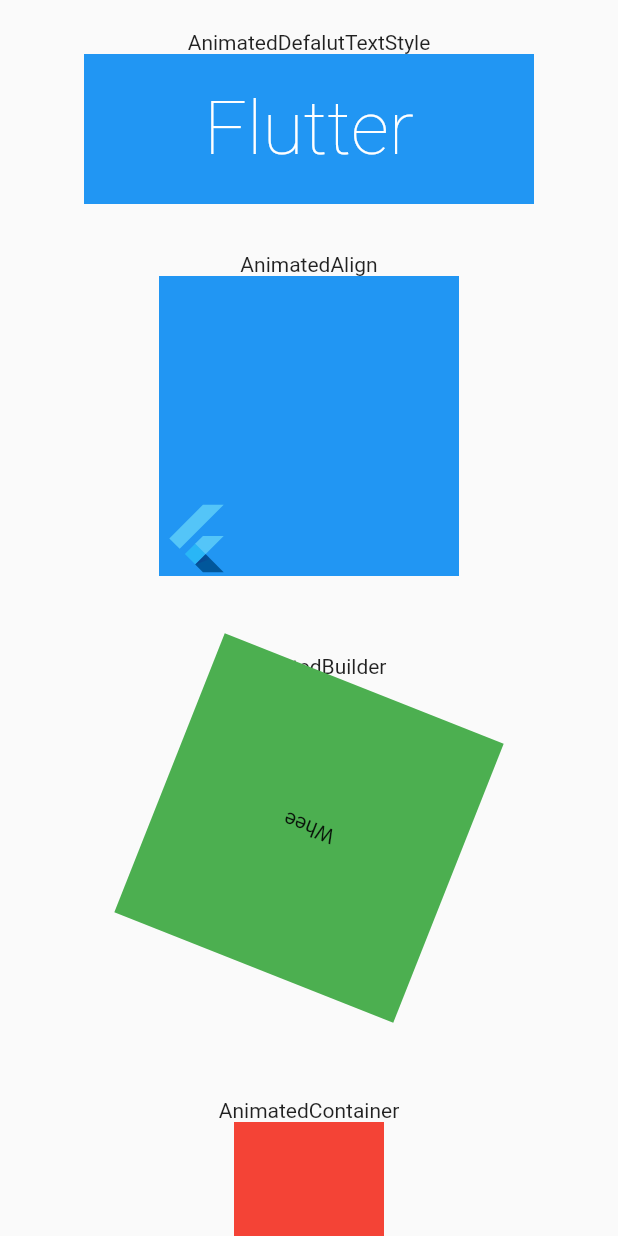
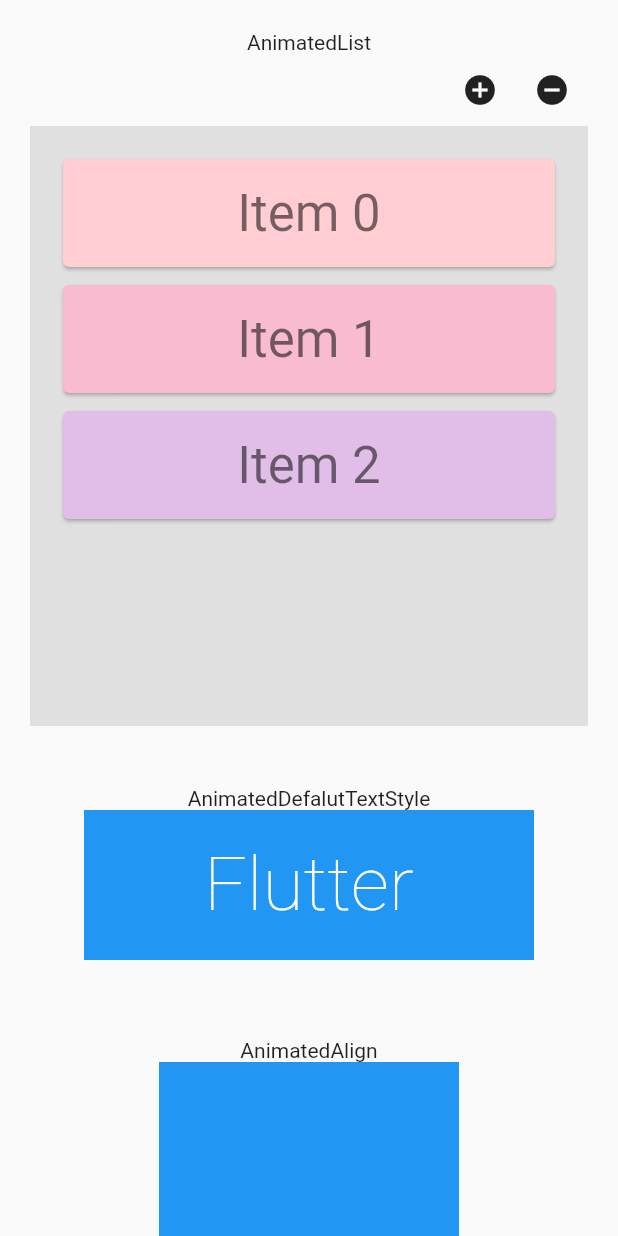
Before and after one commit to devmoonho/flutter_design, a Flutter app: the screen it shows after launch, on a phone screen of 412 x 824 dp. Run offline on Flutter 3.47's test engine with Material 2 defaults, Android fonts, the phone set to English and light mode, and no system bars.

Commit message:
animatedList 추가

```diff
--- a/lib/pages/animation_page.dart
+++ b/lib/pages/animation_page.dart
@@ -3,6 +3,7 @@ import 'package:design/pages/widgets/myanimated_builder.dart';
 import 'package:design/pages/widgets/myanimated_container.dart';
 import 'package:design/pages/widgets/myanimated_crossfade.dart';
 import 'package:design/pages/widgets/myanimated_defaluttextstyle.dart';
+import 'package:design/pages/widgets/myanimated_list.dart';
 import 'package:flutter/material.dart';
 
 typedef Callback = void Function(dynamic value);
@@ -32,13 +33,15 @@ class _AnimationPageState extends State<AnimationPage> {
         child: SingleChildScrollView(
           physics: BouncingScrollPhysics(),
           child: Column(
+            mainAxisAlignment: MainAxisAlignment.spaceBetween,
             children: [
+              MyAnimatedList(),
               MyAnimatedDefalutTextStyle(refresh: refresh, selected: selectedDefalutTextStyle),
               MyAnimatedAlign(refresh: refresh, selected: selectedAlign),
               MyAnimatedBuilder(),
               MyAnimatedContainer(refresh: refresh, selected: selectedContainer),
               MyAnimatedCrossFade(refresh: refresh, selected: selectedCrossFade),
-            ],
+            ].map((e) => Padding(padding: const EdgeInsets.all(20), child: e)).toList(),
           ),
         ),
       ),
--- a/lib/pages/widgets/myanimated_align.dart
+++ b/lib/pages/widgets/myanimated_align.dart
@@ -19,12 +19,12 @@ class _MyAnimatedAlignState extends State<MyAnimatedAlign> {
 
   @override
   Widget build(BuildContext context) {
-    return GestureDetector(
-      onTap: () {
-        widget.refresh({MyAnimatedAlign: !widget.selected});
-      },
-      child: Padding(
-        padding: const EdgeInsets.all(12.0),
+    return Padding(
+      padding: const EdgeInsets.all(12.0),
+      child: GestureDetector(
+        onTap: () {
+          widget.refresh({MyAnimatedAlign: !widget.selected});
+        },
         child: Column(
           children: [
             Text('AnimatedAlign'),
--- a/lib/pages/widgets/myanimated_builder.dart
+++ b/lib/pages/widgets/myanimated_builder.dart
@@ -20,9 +20,7 @@ class _MyAnimatedBuilder extends State<MyAnimatedBuilder> with TickerProviderSta
 
   @override
   Widget build(BuildContext context) {
-    return Padding(
-      padding: const EdgeInsets.all(40.0),
-      child: Column(
+    return Column(
       children: [
         Text('AnimatedBuilder'),
         AnimatedBuilder(
@@ -43,7 +41,6 @@ class _MyAnimatedBuilder extends State<MyAnimatedBuilder> with TickerProviderSta
           },
         ),
       ],
-      ),
     );
   }
 }
--- a/lib/pages/widgets/myanimated_container.dart
+++ b/lib/pages/widgets/myanimated_container.dart
@@ -20,8 +20,6 @@ class _MyAnimatedContainerState extends State<MyAnimatedContainer> {
           widget.refresh({MyAnimatedContainer: !widget.selected});
         });
       },
-      child: Padding(
-        padding: const EdgeInsets.all(40.0),
       child: Column(
         children: [
           Text('AnimatedContainer'),
@@ -38,7 +36,6 @@ class _MyAnimatedContainerState extends State<MyAnimatedContainer> {
           ),
         ],
       ),
-      ),
     );
   }
 }
--- a/lib/pages/widgets/myanimated_crossfade.dart
+++ b/lib/pages/widgets/myanimated_crossfade.dart
@@ -18,8 +18,6 @@ class _MyAnimatedCrossFade extends State<MyAnimatedCrossFade> {
       onTap: () {
         widget.refresh({MyAnimatedCrossFade: !widget.selected});
       },
-      child: Padding(
-        padding: const EdgeInsets.all(50),
       child: Column(
         children: [
           Text('AnimatedCrossFade'),
@@ -34,7 +32,6 @@ class _MyAnimatedCrossFade extends State<MyAnimatedCrossFade> {
             ),
           ),
         ],
-        ),
       ),
     );
   }
--- a/lib/pages/widgets/myanimated_defaluttextstyle.dart
+++ b/lib/pages/widgets/myanimated_defaluttextstyle.dart
@@ -21,9 +21,7 @@ class _MyAnimatedDefalutTextStyleState extends State<MyAnimatedDefalutTextStyle>
 
   @override
   Widget build(BuildContext context) {
-    return Padding(
-      padding: const EdgeInsets.all(20.0),
-      child: GestureDetector(
+    return GestureDetector(
       onTap: () {
         setState(() => _setTextStyle(widget.selected));
         widget.refresh({MyAnimatedDefalutTextStyle: !widget.selected});
@@ -48,7 +46,6 @@ class _MyAnimatedDefalutTextStyleState extends State<MyAnimatedDefalutTextStyle>
           ),
         ],
       ),
-      ),
     );
   }
 
--- /dev/null
+++ b/lib/pages/widgets/myanimated_list.dart
@@ -0,0 +1,176 @@
+import 'package:flutter/material.dart';
+
+class MyAnimatedList extends StatefulWidget {
+  @override
+  _MyAnimatedListState createState() => _MyAnimatedListState();
+}
+
+class _MyAnimatedListState extends State<MyAnimatedList> {
+  final GlobalKey<AnimatedListState> _listKey = GlobalKey<AnimatedListState>();
+  late ListModel<int> _list;
+  int? _selectedItem;
+  late int _nextItem;
+
+  @override
+  void initState() {
+    super.initState();
+    _list = ListModel<int>(
+      listKey: _listKey,
+      initialItems: <int>[0, 1, 2],
+      removedItemBuilder: _buildRemovedItem,
+    );
+    _nextItem = 3;
+  }
+
+  Widget _buildItem(BuildContext context, int index, Animation<double> animation) {
+    return CardItem(
+      animation: animation,
+      item: _list[index],
+      selected: _selectedItem == _list[index],
+      onTap: () {
+        setState(() {
+          _selectedItem = _selectedItem == _list[index] ? null : _list[index];
+        });
+      },
+    );
+  }
+
+  Widget _buildRemovedItem(int item, BuildContext context, Animation<double> animation) {
+    return CardItem(
+      animation: animation,
+      item: item,
+      selected: false,
+    );
+  }
+
+  void _insert() {
+    final int index = _selectedItem == null ? _list.length : _list.indexOf(_selectedItem!);
+    _list.insert(index, _nextItem++);
+  }
+
+  void _remove() {
+    if (_selectedItem != null) {
+      _list.removeAt(_list.indexOf(_selectedItem!));
+      setState(() {
+        _selectedItem = null;
+      });
+    }
+  }
+
+  @override
+  Widget build(BuildContext context) {
+    return Column(
+      children: [
+        Text('AnimatedList'),
+        Row(
+          mainAxisAlignment: MainAxisAlignment.end,
+          children: [
+            IconButton(
+              icon: const Icon(Icons.add_circle),
+              onPressed: _insert,
+              tooltip: 'insert a new item',
+            ),
+            IconButton(
+              icon: const Icon(Icons.remove_circle),
+              onPressed: _remove,
+              tooltip: 'remove the selected item',
+            ),
+          ],
+        ),
+        Container(
+          height: 400,
+          color: Colors.grey[300],
+          child: Padding(
+            padding: EdgeInsets.all(16.0),
+            child: AnimatedList(
+              physics: BouncingScrollPhysics(),
+              key: _listKey,
+              initialItemCount: _list.length,
+              itemBuilder: _buildItem,
+            ),
+          ),
+        )
+      ],
+    );
+  }
+}
+
+typedef RemovedItemBuilder = Widget Function(int item, BuildContext context, Animation<double> animation);
+
+class ListModel<E> {
+  final GlobalKey<AnimatedListState> listKey;
+  final RemovedItemBuilder removedItemBuilder;
+  final List<E> _items;
+
+  ListModel({
+    required this.listKey,
+    required this.removedItemBuilder,
+    Iterable<E>? initialItems,
+  }) : _items = List<E>.from(initialItems ?? <E>[]);
+
+  AnimatedListState? get _animatedList => listKey.currentState;
+
+  void insert(int index, E item) {
+    _items.insert(index, item);
+    _animatedList!.insertItem(index);
+  }
+
+  E removeAt(int index) {
+    final E removedItem = _items.removeAt(index);
+    if (removedItem != null) {
+      _animatedList!.removeItem(
+        index,
+        (context, animation) => removedItemBuilder(index, context, animation),
+      );
+    }
+    return removedItem;
+  }
+
+  int get length => _items.length;
+
+  E operator [](int index) => _items[index];
+
+  int indexOf(E item) => _items.indexOf(item);
+}
+
+class CardItem extends StatelessWidget {
+  const CardItem({
+    Key? key,
+    this.onTap,
+    this.selected = false,
+    required this.animation,
+    required this.item,
+  })   : assert(item >= 0),
+        super(key: key);
+
+  final Animation<double> animation;
+  final VoidCallback? onTap;
+  final int item;
+  final bool selected;
+
+  @override
+  Widget build(BuildContext context) {
+    TextStyle textStyle = Theme.of(context).textTheme.headline4!;
+    if (selected) textStyle = textStyle.copyWith(color: Colors.lightGreenAccent[400]);
+    return Padding(
+      padding: const EdgeInsets.all(2.0),
+      child: SizeTransition(
+        sizeFactor: animation,
+        axis: Axis.vertical,
+        child: GestureDetector(
+          behavior: HitTestBehavior.opaque,
+          onTap: onTap,
+          child: SizedBox(
+            height: 80,
+            child: Card(
+              color: Colors.primaries[item % Colors.primaries.length][100],
+              child: Center(
+                child: Text('Item $item', style: textStyle),
+              ),
+            ),
+          ),
+        ),
+      ),
+    );
+  }
+}
```
Lines whose indentation alone changed are shown as unchanged.
